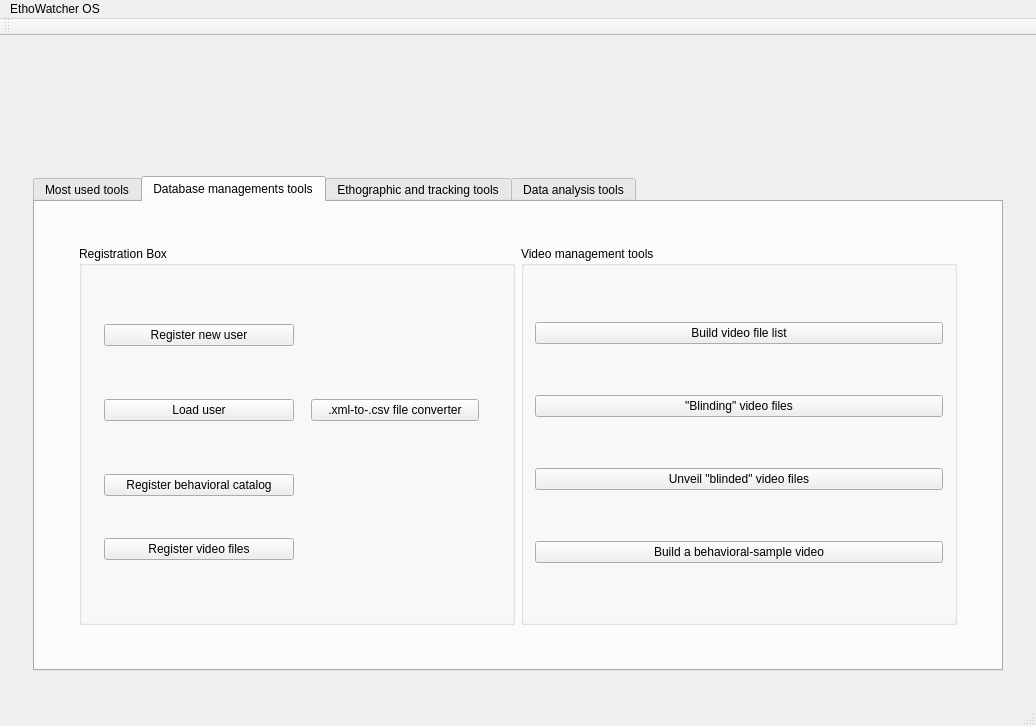
Qt form src/ethowatcher.ui (EthoWatcher/ethowatcher) before a commit.
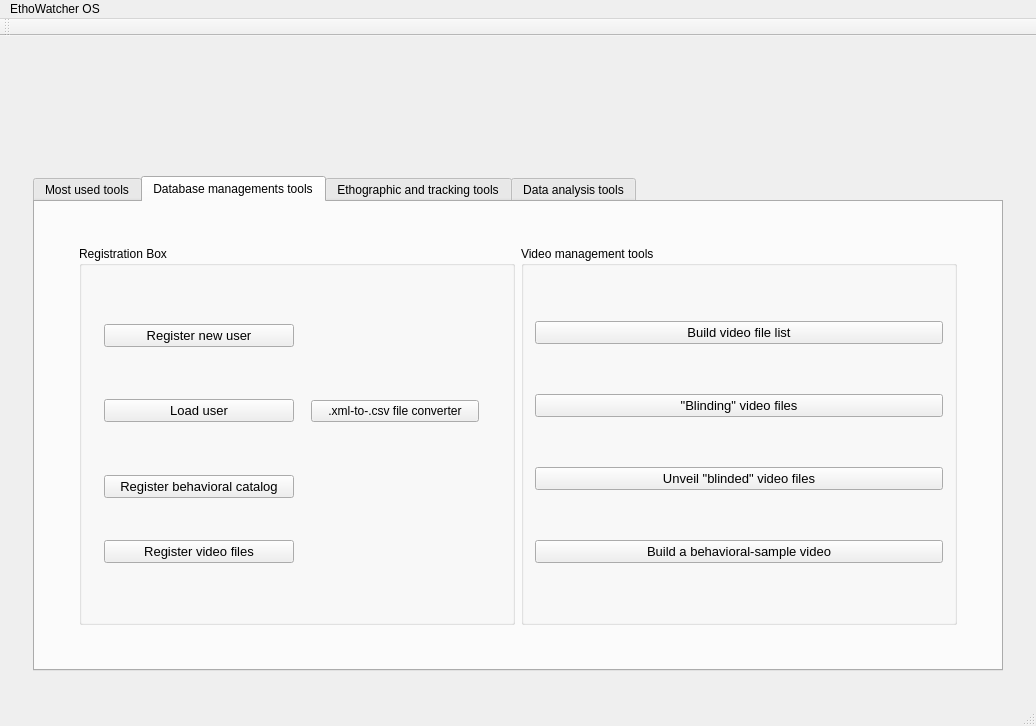
The same form after that commit. The open tabs and pages were chosen to show the change. Icons and pictures are not drawn.

Commit message: Arrumado a tela de cadastro de catalogo

Patch:
```diff
--- a/src/ethowatcher.ui
+++ b/src/ethowatcher.ui
@@ -399,6 +399,11 @@
                              <layout class="QGridLayout" name="gridLayout_2">
                               <item row="3" column="0">
                                <widget class="QPushButton" name="pbTela2ListaVideo">
+                                <property name="font">
+                                 <font>
+                                  <pointsize>10</pointsize>
+                                 </font>
+                                </property>
                                 <property name="text">
                                  <string>Register video files</string>
                                 </property>
@@ -419,6 +424,11 @@
                               </item>
                               <item row="1" column="0">
                                <widget class="QPushButton" name="pbTela1Yes">
+                                <property name="font">
+                                 <font>
+                                  <pointsize>10</pointsize>
+                                 </font>
+                                </property>
                                 <property name="text">
                                  <string>Load user</string>
                                 </property>
@@ -426,6 +436,11 @@
                               </item>
                               <item row="0" column="0">
                                <widget class="QPushButton" name="pbTela1No">
+                                <property name="font">
+                                 <font>
+                                  <pointsize>10</pointsize>
+                                 </font>
+                                </property>
                                 <property name="text">
                                  <string>Register new user</string>
                                 </property>
@@ -433,6 +448,11 @@
                               </item>
                               <item row="2" column="0">
                                <widget class="QPushButton" name="pbRegisterCatalog">
+                                <property name="font">
+                                 <font>
+                                  <pointsize>10</pointsize>
+                                 </font>
+                                </property>
                                 <property name="text">
                                  <string>Register behavioral catalog</string>
                                 </property>
@@ -452,6 +472,11 @@
                           <layout class="QVBoxLayout" name="verticalLayout_8">
                            <item>
                             <widget class="QPushButton" name="pbCadastrarListaVideo">
+                             <property name="font">
+                              <font>
+                               <pointsize>10</pointsize>
+                              </font>
+                             </property>
                              <property name="text">
                               <string>Build video file list</string>
                              </property>
@@ -459,6 +484,11 @@
                            </item>
                            <item>
                             <widget class="QPushButton" name="pbDuploCego">
+                             <property name="font">
+                              <font>
+                               <pointsize>10</pointsize>
+                              </font>
+                             </property>
                              <property name="text">
                               <string>&quot;Blinding&quot; video files</string>
                              </property>
@@ -466,6 +496,11 @@
                            </item>
                            <item>
                             <widget class="QPushButton" name="pbUnveil">
+                             <property name="font">
+                              <font>
+                               <pointsize>10</pointsize>
+                              </font>
+                             </property>
                              <property name="text">
                               <string>Unveil &quot;blinded&quot; video files</string>
                              </property>
@@ -473,6 +508,11 @@
                            </item>
                            <item>
                             <widget class="QPushButton" name="pbBehaviorSample">
+                             <property name="font">
+                              <font>
+                               <pointsize>10</pointsize>
+                              </font>
+                             </property>
                              <property name="text">
                               <string>Build a behavioral-sample video</string>
                              </property>
```
Left out of the diff: 32 changed lines with no effect on the pictures. The commit also changes 1 other file.
